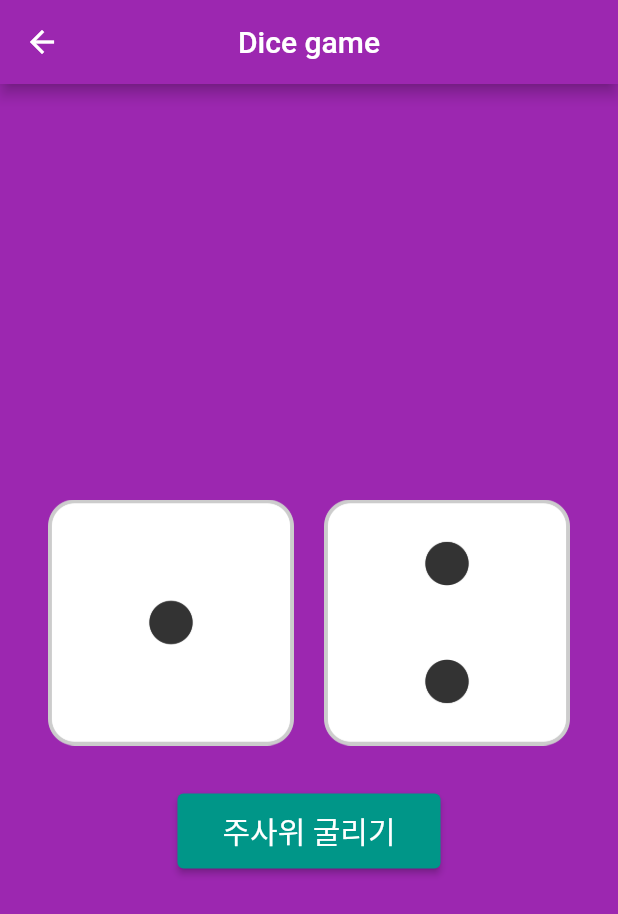
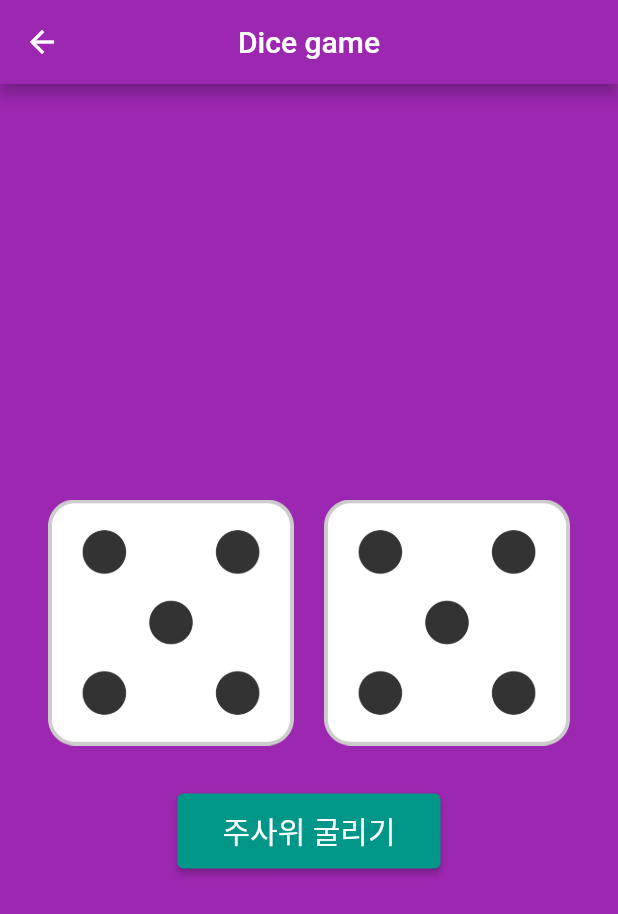
Before and after one commit to myid-hana/login_dice-master, a Flutter app: the Dice screen opened directly, after a tap on "주사위 굴리기", on a phone screen of 412 x 824 dp. Shown: the top 914 px of the screen. Run offline on Flutter 3.47's test engine with Material 2 defaults, Android fonts, the phone set to English and light mode, and no system bars.

Commit message:
주사위 굴리기 버튼을 클릭하면 주사위가 랜덤으로 나오도록 구현

```diff
--- a/lib/Dice.dart
+++ b/lib/Dice.dart
@@ -1,6 +1,16 @@
 import 'package:flutter/material.dart';
+import 'dart:math';
 
-class Dice extends StatelessWidget {
+class Dice extends StatefulWidget {
+  @override
+  State<Dice> createState() => _DiceState();
+}
+
+class _DiceState extends State<Dice> {
+
+  int leftDice = 1;
+  int rightDice = 1;
+
   @override
   Widget build(BuildContext context) {
     return Scaffold(
@@ -19,10 +29,10 @@ class Dice extends StatelessWidget {
               child: Row(
                 //mainAxisAlignment: MainAxisAlignment.center,
                 children: [
-                  Expanded(child: Image.asset('image/dice1.png')),
+                  Expanded(child: Image.asset('image/dice$leftDice.png')),
                   //Expanded: row에서는 가로로, column 에서는 세로로 이미지를 늘려줌.
                   SizedBox(width: 20),
-                  Expanded(child: Image.asset('image/dice2.png')),
+                  Expanded(child: Image.asset('image/dice$rightDice.png')),
                 ],
               ),
             ),
@@ -30,7 +40,12 @@ class Dice extends StatelessWidget {
               minWidth: 100.0,
               height: 60.0,
               child: ElevatedButton(
-                  onPressed: () {},
+                  onPressed: () {
+                    setState(() {
+                      leftDice = Random().nextInt(6) + 1;
+                      rightDice = Random().nextInt(6) + 1;
+                    });
+                  },
                   child: Text(
                     '주사위 굴리기',
                     style: TextStyle(fontSize: 20),
```
